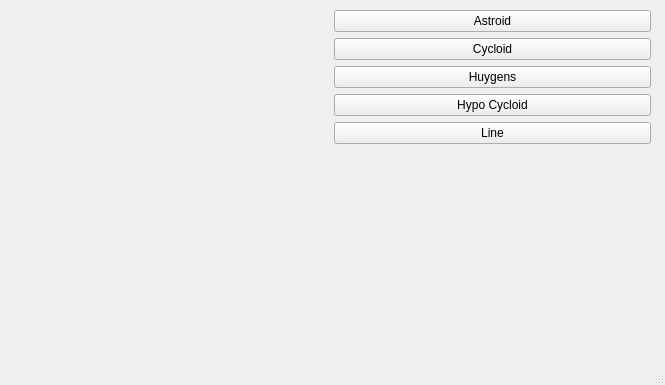
This is mainwindow.ui in wbmetzel/QTCurves as Qt 5 draws it before an edit. The edited form follows.
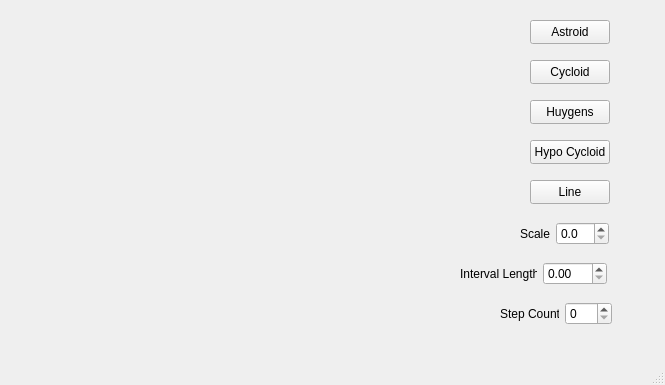
This is the edited form. Custom widgets are drawn as their Qt base class.

Commit message: Add spin controls for scale, interval, and step count

```diff
--- a/mainwindow.ui
+++ b/mainwindow.ui
@@ -14,70 +14,165 @@
    <string>MainWindow</string>
   </property>
   <widget class="QWidget" name="centralwidget">
-   <widget class="QWidget" name="">
+   <widget class="RenderArea" name="renderArea" native="true">
     <property name="geometry">
      <rect>
-      <x>10</x>
-      <y>10</y>
-      <width>641</width>
-      <height>341</height>
+      <x>11</x>
+      <y>11</y>
+      <width>317</width>
+      <height>339</height>
      </rect>
     </property>
-    <layout class="QHBoxLayout" name="horizontalLayout">
-     <item>
-      <widget class="RenderArea" name="renderArea" native="true"/>
-     </item>
-     <item>
-      <layout class="QVBoxLayout" name="verticalLayout">
-       <item>
+   </widget>
         <widget class="QPushButton" name="btnAstroid">
+    <property name="geometry">
+     <rect>
+      <x>530</x>
+      <y>20</y>
+      <width>80</width>
+      <height>24</height>
+     </rect>
+    </property>
          <property name="text">
           <string>Astroid</string>
          </property>
         </widget>
-       </item>
-       <item>
         <widget class="QPushButton" name="btnCycloid">
+    <property name="geometry">
+     <rect>
+      <x>530</x>
+      <y>60</y>
+      <width>80</width>
+      <height>24</height>
+     </rect>
+    </property>
          <property name="text">
           <string>Cycloid</string>
          </property>
         </widget>
-       </item>
-       <item>
         <widget class="QPushButton" name="btnHuygens">
+    <property name="geometry">
+     <rect>
+      <x>530</x>
+      <y>100</y>
+      <width>80</width>
+      <height>24</height>
+     </rect>
+    </property>
          <property name="text">
           <string>Huygens</string>
          </property>
         </widget>
-       </item>
-       <item>
         <widget class="QPushButton" name="btnHypo">
+    <property name="geometry">
+     <rect>
+      <x>530</x>
+      <y>140</y>
+      <width>80</width>
+      <height>24</height>
+     </rect>
+    </property>
          <property name="text">
           <string>Hypo Cycloid</string>
          </property>
         </widget>
-       </item>
-       <item>
         <widget class="QPushButton" name="btnLine">
+    <property name="geometry">
+     <rect>
+      <x>530</x>
+      <y>180</y>
+      <width>80</width>
+      <height>24</height>
+     </rect>
+    </property>
          <property name="text">
           <string>Line</string>
          </property>
         </widget>
+   <widget class="QWidget" name="">
+    <property name="geometry">
+     <rect>
+      <x>520</x>
+      <y>220</y>
+      <width>89</width>
+      <height>27</height>
+     </rect>
+    </property>
+    <layout class="QHBoxLayout" name="horizontalLayout">
+     <item>
+      <widget class="QLabel" name="label">
+       <property name="text">
+        <string>Scale</string>
+       </property>
+      </widget>
        </item>
        <item>
-        <spacer name="verticalSpacer">
-         <property name="orientation">
-          <enum>Qt::Vertical</enum>
-         </property>
-         <property name="sizeHint" stdset="0">
-          <size>
-           <width>20</width>
-           <height>40</height>
-          </size>
-         </property>
-        </spacer>
-       </item>
-      </layout>
+      <widget class="QDoubleSpinBox" name="spinScale">
+       <property name="decimals">
+        <number>1</number>
+       </property>
+       <property name="singleStep">
+        <double>0.100000000000000</double>
+       </property>
+      </widget>
+     </item>
+    </layout>
+   </widget>
+   <widget class="QWidget" name="">
+    <property name="geometry">
+     <rect>
+      <x>460</x>
+      <y>260</y>
+      <width>147</width>
+      <height>27</height>
+     </rect>
+    </property>
+    <layout class="QHBoxLayout" name="horizontalLayout_2">
+     <item>
+      <widget class="QLabel" name="label_2">
+       <property name="text">
+        <string>Interval Length</string>
+       </property>
+      </widget>
+     </item>
+     <item>
+      <widget class="QDoubleSpinBox" name="spinInterval">
+       <property name="maximum">
+        <double>100.000000000000000</double>
+       </property>
+       <property name="singleStep">
+        <double>0.100000000000000</double>
+       </property>
+      </widget>
+     </item>
+    </layout>
+   </widget>
+   <widget class="QWidget" name="">
+    <property name="geometry">
+     <rect>
+      <x>500</x>
+      <y>300</y>
+      <width>112</width>
+      <height>27</height>
+     </rect>
+    </property>
+    <layout class="QHBoxLayout" name="horizontalLayout_3">
+     <item>
+      <widget class="QLabel" name="label_3">
+       <property name="text">
+        <string>Step Count</string>
+       </property>
+      </widget>
+     </item>
+     <item>
+      <widget class="QSpinBox" name="spinCount">
+       <property name="maximum">
+        <number>512</number>
+       </property>
+       <property name="singleStep">
+        <number>1</number>
+       </property>
+      </widget>
      </item>
     </layout>
    </widget>
```
Lines whose indentation alone changed are shown as unchanged. The commit also changes 4 other files.
